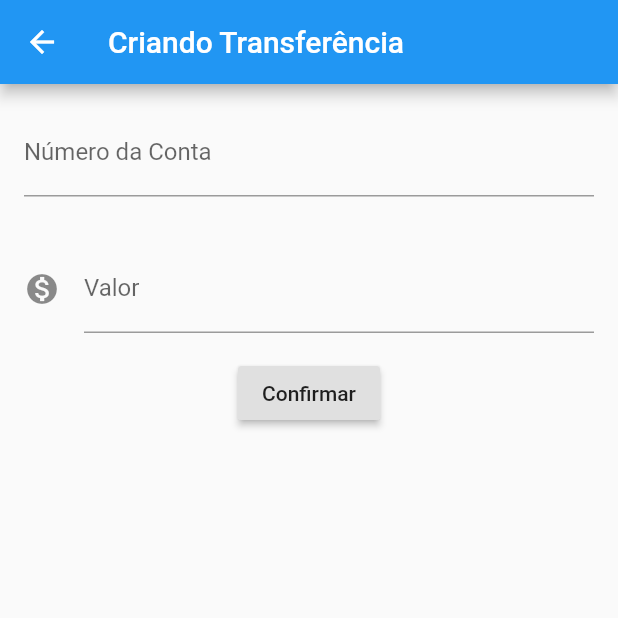
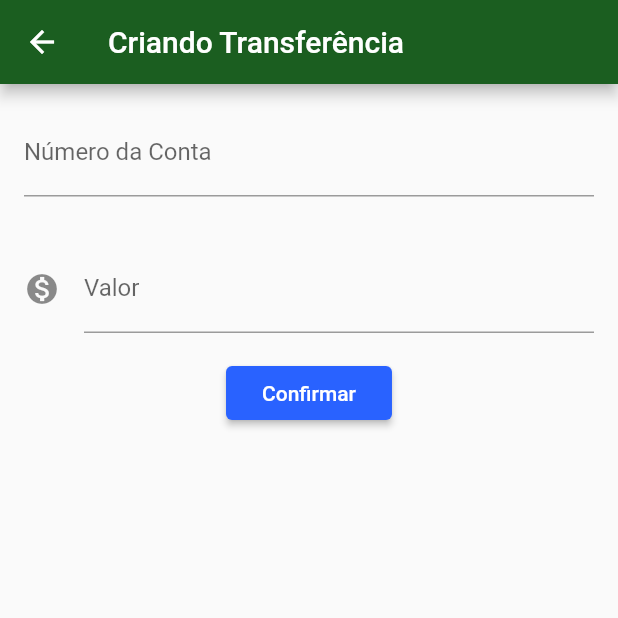
Before and after one commit to JTegner/Alura-Flutter, a Flutter app: the screen it shows after launch, after a tap on the "add" icon, on a phone screen of 412 x 824 dp, the top half of it. Run offline on Flutter 3.47's test engine with Material 2 defaults, Android fonts, the phone set to English and light mode, and no system bars.

```diff
--- /dev/null
+++ b/bytebank/lib/components/editor.dart
@@ -0,0 +1,33 @@
+import 'package:flutter/cupertino.dart';
+import 'package:flutter/material.dart';
+
+class Editor extends StatelessWidget {
+  final TextEditingController controlador;
+  final String rotulo;
+  final String dica;
+  final IconData icone;
+
+  Editor({
+    this.controlador,
+    this.rotulo,
+    this.dica,
+    this.icone,
+  });
+
+  @override
+  Widget build(BuildContext context) {
+    return Padding(
+      padding: const EdgeInsets.all(16.0),
+      child: TextField(
+        controller: controlador,
+        style: TextStyle(fontSize: 16.0),
+        decoration: InputDecoration(
+          icon: icone != null ? Icon(icone) : null,
+          labelText: rotulo,
+          hintText: dica,
+        ),
+        keyboardType: TextInputType.number,
+      ),
+    );
+  }
+}
--- a/bytebank/lib/main.dart
+++ b/bytebank/lib/main.dart
@@ -1,3 +1,4 @@
+import 'package:bytebank/screens/transferencia/lista.dart';
 import 'package:flutter/material.dart';
 
 void main() => runApp(BytebankApp());
@@ -6,146 +7,15 @@ class BytebankApp extends StatelessWidget {
   @override
   Widget build(BuildContext context) {
     return MaterialApp(
-      home: Scaffold(
-        body: ListaTransferencias(),
+      theme: ThemeData(
+        primaryColor: Colors.green[900],
+        accentColor: Colors.blueAccent[700],
+        buttonTheme: ButtonThemeData(
+          buttonColor: Colors.blueAccent[700],
+          textTheme: ButtonTextTheme.primary,
+        ),
       ),
+      home: ListaTransferencias(),
     );
   }
 }
-
-class FormularioTransferencia extends StatelessWidget {
-  final TextEditingController _controladorCampoNumeroConta =
-      TextEditingController();
-  final TextEditingController _controladorCampoValor = TextEditingController();
-
-  @override
-  Widget build(BuildContext context) {
-    return Scaffold(
-      appBar: AppBar(
-        title: Text('Criando Transferência'),
-      ),
-      body: Column(
-        children: <Widget>[
-          Editor(
-            controlador: _controladorCampoNumeroConta,
-            dica: '0000',
-            rotulo: 'Número da Conta',),
-          Editor(
-              dica: '0.00',
-              controlador: _controladorCampoValor,
-              rotulo: 'Valor',
-              icone: Icons.monetization_on),
-          RaisedButton(
-            onPressed: () => _criaTransferencia(context),
-            child: Text('Confirmar'),
-          )
-        ],
-      ),
-    );
-  }
-
-  void _criaTransferencia(BuildContext context) {
-    debugPrint('clicou no confirmar');
-    //debugPrint(_controladorCampoNumeroConta.text);
-    //debugPrint(_controladorCampoValor.text);
-    final int numeroConta = int.tryParse(_controladorCampoNumeroConta.text);
-    final double valor = double.tryParse(_controladorCampoValor.text);
-    if(numeroConta != null && valor != null){
-      final transferenciaCriada = Transferencia(valor, numeroConta);
-      debugPrint('Criando transferência');
-      debugPrint('$transferenciaCriada');
-      Navigator.pop(context, transferenciaCriada);
-    }
-  }
-}
-
-class Editor extends StatelessWidget {
-
-  final TextEditingController controlador;
-  final String rotulo;
-  final String dica;
-  final IconData icone;
-
-  Editor({this.controlador, this.rotulo, this.dica, this.icone});
-
-  @override
-  Widget build(BuildContext context) {
-    return Padding(
-      padding: const EdgeInsets.all(16.0),
-      child: TextField(
-        controller: controlador,
-        style: TextStyle(fontSize: 16.0),
-        decoration: InputDecoration(
-          icon: icone != null ? Icon(icone) : null,
-          labelText: rotulo,
-          hintText: dica,
-        ),
-        keyboardType: TextInputType.number,
-      ),
-    );
-  }
-}
-
-class ListaTransferencias extends StatelessWidget {
-  final List<Transferencia> _transferencias = List();
-
-  @override
-  Widget build(BuildContext context) {
-    _transferencias.add(Transferencia(100.0, 1000));
-    return Scaffold(
-      appBar: AppBar(
-        title: Text('Transferências'),
-      ),
-      body: ListView.builder(
-        itemCount: _transferencias.length,
-        itemBuilder: (context, indice) {
-          final transferencia = _transferencias[indice];
-          return ItemTransferencia(transferencia);
-        },
-      ),
-      floatingActionButton: FloatingActionButton(
-        onPressed: () {
-          final Future<Transferencia> future = Navigator.push(context, MaterialPageRoute(builder: (context) {
-            return FormularioTransferencia();
-          }));
-          future.then((transferenciaRecebida) {
-            debugPrint('chegou no then do future');
-            debugPrint('$transferenciaRecebida');
-            _transferencias.add(transferenciaRecebida);
-          });
-        },
-        child: Icon(Icons.add),
-      ),
-    );
-  }
-}
-
-class ItemTransferencia extends StatelessWidget {
-  final Transferencia _transferencia;
-
-  ItemTransferencia(this._transferencia);
-
-  @override
-  Widget build(BuildContext context) {
-    return Card(
-      child: ListTile(
-        leading: Icon(Icons.monetization_on),
-        title: Text(_transferencia.valor.toString()),
-        subtitle: Text(_transferencia.numeroConta.toString()),
-      ),
-    );
-  }
-}
-
-class Transferencia {
-  final double valor;
-  final int numeroConta;
-
-  Transferencia(this.valor, this.numeroConta);
-
-  @override
-  String toString() {
-    return 'Transferencia{valor: $valor, numeroConta: $numeroConta}';
-  }
-
-}
--- /dev/null
+++ b/bytebank/lib/models/transferencia.dart
@@ -0,0 +1,14 @@
+class Transferencia {
+  final double valor;
+  final int numeroConta;
+
+  Transferencia(
+    this.valor,
+    this.numeroConta,
+  );
+
+  @override
+  String toString() {
+    return 'Transferencia{valor: $valor, numeroConta: $numeroConta}';
+  }
+}
--- /dev/null
+++ b/bytebank/lib/screens/transferencia/formulario.dart
@@ -0,0 +1,68 @@
+import 'package:bytebank/components/editor.dart';
+import 'package:bytebank/models/transferencia.dart';
+import 'package:flutter/cupertino.dart';
+import 'package:flutter/material.dart';
+
+const _tituloAppBar = 'Criando Transferência';
+const _rotuloCampoValor = 'Valor';
+const _dicaCampoValor = '0.00';
+const _rotuloCampoNumeroConta = 'Número da Conta';
+const _dicaCampoNumeroConta = '0000';
+const _textoBotaoConfirmar = 'Confirmar';
+
+class FormularioTransferencia extends StatefulWidget {
+
+  @override
+  State<StatefulWidget> createState() {
+    return FormularioTransferenciaState();
+  }
+}
+
+class FormularioTransferenciaState extends State<FormularioTransferencia> {
+  final TextEditingController _controladorCampoNumeroConta =
+  TextEditingController();
+  final TextEditingController _controladorCampoValor = TextEditingController();
+
+  @override
+  Widget build(BuildContext context) {
+    return Scaffold(
+      appBar: AppBar(
+        title: Text(_tituloAppBar),
+      ),
+      body: SingleChildScrollView(
+        child: Column(
+          children: <Widget>[
+            Editor(
+              controlador: _controladorCampoNumeroConta,
+              dica: _dicaCampoNumeroConta,
+              rotulo: _rotuloCampoNumeroConta,
+            ),
+            Editor(
+                dica: _dicaCampoValor,
+                controlador: _controladorCampoValor,
+                rotulo: _rotuloCampoValor,
+                icone: Icons.monetization_on),
+            RaisedButton(
+              onPressed: () => _criaTransferencia(context),
+              child: Text(_textoBotaoConfirmar),
+            ),
+          ],
+        ),
+      ),
+    );
+  }
+
+  void _criaTransferencia(BuildContext context) {
+    debugPrint('clicou no confirmar');
+    //debugPrint(_controladorCampoNumeroConta.text);
+    //debugPrint(_controladorCampoValor.text);
+    final int numeroConta = int.tryParse(_controladorCampoNumeroConta.text);
+    final double valor = double.tryParse(_controladorCampoValor.text);
+    if (numeroConta != null && valor != null) {
+      final transferenciaCriada = Transferencia(valor, numeroConta);
+      debugPrint('Criando transferência');
+      debugPrint('$transferenciaCriada');
+      Navigator.pop(context, transferenciaCriada);
+    }
+  }
+}
--- /dev/null
+++ b/bytebank/lib/screens/transferencia/lista.dart
@@ -0,0 +1,74 @@
+import 'package:bytebank/models/transferencia.dart';
+import 'package:flutter/cupertino.dart';
+import 'package:flutter/material.dart';
+import 'formulario.dart';
+
+const _tituloAppBar = 'Transferências';
+
+class ListaTransferencias extends StatefulWidget {
+  final List<Transferencia> _transferencias = List();
+
+  @override
+  State<StatefulWidget> createState() {
+    return ListaTransferenciasState();
+  }
+}
+
+class ListaTransferenciasState extends State<ListaTransferencias> {
+  @override
+  Widget build(BuildContext context) {
+    return Scaffold(
+      appBar: AppBar(
+        title: Text(_tituloAppBar),
+      ),
+      body: ListView.builder(
+        itemCount: widget._transferencias.length,
+        itemBuilder: (context, indice) {
+          final transferencia = widget._transferencias[indice];
+          return ItemTransferencia(transferencia);
+        },
+      ),
+      floatingActionButton: FloatingActionButton(
+        child: Icon(Icons.add),
+        onPressed: () {
+          final Future<Transferencia> future =
+          Navigator.push(context, MaterialPageRoute(builder: (context) {
+            return FormularioTransferencia();
+          }));
+          future.then((transferenciaRecebida) =>
+            //Future.delayed(Duration(seconds: 1), () {});
+            _atualiza(transferenciaRecebida),
+          );
+        },
+      ),
+    );
+  }
+
+  void _atualiza(Transferencia transferenciaRecebida) {
+    //Future.delayed(Duration(seconds: 1), () {});
+    debugPrint('chegou no then do future');
+    debugPrint('$transferenciaRecebida');
+    if (transferenciaRecebida != null) {
+      setState(() {
+        widget._transferencias.add(transferenciaRecebida);
+      });
+    }
+  }
+}
+
+class ItemTransferencia extends StatelessWidget {
+  final Transferencia _transferencia;
+
+  ItemTransferencia(this._transferencia);
+
+  @override
+  Widget build(BuildContext context) {
+    return Card(
+      child: ListTile(
+        leading: Icon(Icons.monetization_on),
+        title: Text(_transferencia.valor.toString()),
+        subtitle: Text(_transferencia.numeroConta.toString()),
+      ),
+    );
+  }
+}
```
Also changed, not shown: 3 other files.
